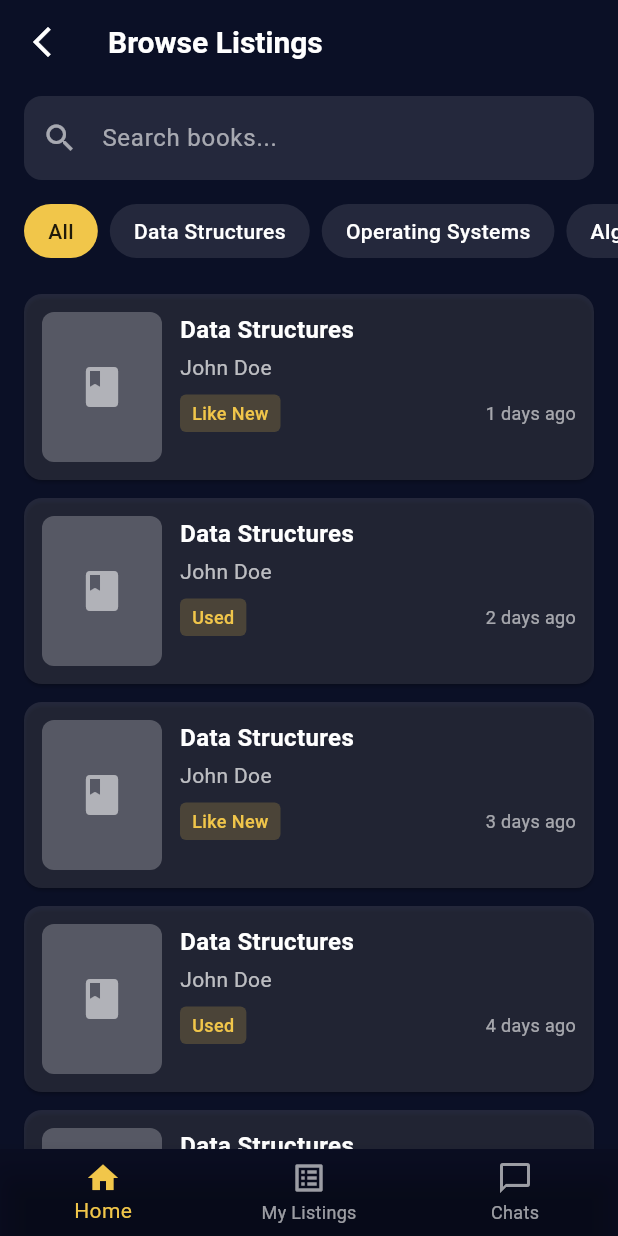
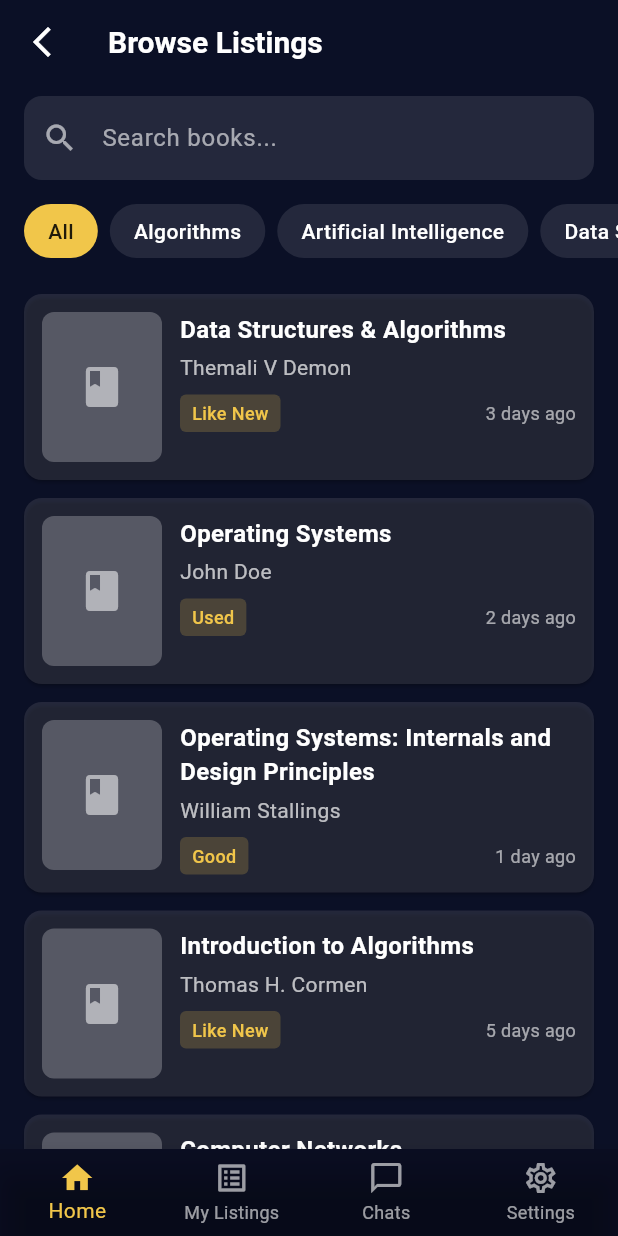
Before and after one commit to Nick-Lemy/book_swap, a Flutter app: the BrowseListingsPage screen opened by its route, on a phone screen of 412 x 824 dp. Run offline on Flutter 3.47's test engine with Material 3 defaults, Android fonts, the phone set to English and light mode, and no system bars.

Commit message:
refactor: add a book model  and put dummy books to fake a db

```diff
--- /dev/null
+++ b/lib/constants/dummy_data.dart
@@ -0,0 +1,147 @@
+import '../models/book.dart';
+
+final List<Book> dummyBooks = [
+  Book(
+    id: '1',
+    title: 'Data Structures & Algorithms',
+    author: 'Themali V Demon',
+    owner: 'John Smith',
+    ownerEmail: 'john.smith@university.edu',
+    category: 'Data Structures',
+    condition: 'Like New',
+    description:
+        'Comprehensive guide to data structures and algorithms. Barely used, no markings.',
+    datePosted: DateTime.now().subtract(const Duration(days: 3)),
+    isAvailable: true,
+  ),
+  Book(
+    id: '2',
+    title: 'Operating Systems',
+    author: 'John Doe',
+    owner: 'Sarah Johnson',
+    ownerEmail: 'sarah.johnson@university.edu',
+    category: 'Operating Systems',
+    condition: 'Used',
+    description:
+        'Classic textbook on operating systems. Some highlighting and notes.',
+    datePosted: DateTime.now().subtract(const Duration(days: 2)),
+    isAvailable: true,
+  ),
+  Book(
+    id: '3',
+    title: 'Operating Systems: Internals and Design Principles',
+    author: 'William Stallings',
+    owner: 'Michael Brown',
+    ownerEmail: 'michael.brown@university.edu',
+    category: 'Operating Systems',
+    condition: 'Good',
+    description:
+        'In-depth coverage of OS concepts. Good condition with minimal wear.',
+    datePosted: DateTime.now().subtract(const Duration(days: 1)),
+    isAvailable: true,
+  ),
+  Book(
+    id: '4',
+    title: 'Introduction to Algorithms',
+    author: 'Thomas H. Cormen',
+    owner: 'Emily Davis',
+    ownerEmail: 'emily.davis@university.edu',
+    category: 'Algorithms',
+    condition: 'Like New',
+    description:
+        'The definitive guide to algorithms. Purchased last semester, rarely opened.',
+    datePosted: DateTime.now().subtract(const Duration(days: 5)),
+    isAvailable: true,
+  ),
+  Book(
+    id: '5',
+    title: 'Computer Networks',
+    author: 'Andrew S. Tanenbaum',
+    owner: 'David Wilson',
+    ownerEmail: 'david.wilson@university.edu',
+    category: 'Networking',
+    condition: 'Used',
+    description:
+        'Great book on networking fundamentals. Has some notes in margins.',
+    datePosted: DateTime.now().subtract(const Duration(days: 7)),
+    isAvailable: true,
+  ),
+  Book(
+    id: '6',
+    title: 'Database System Concepts',
+    author: 'Abraham Silberschatz',
+    owner: 'Jessica Martinez',
+    ownerEmail: 'jessica.martinez@university.edu',
+    category: 'Databases',
+    condition: 'Good',
+    description: 'Comprehensive database textbook. Clean copy with no damage.',
+    datePosted: DateTime.now().subtract(const Duration(days: 4)),
+    isAvailable: true,
+  ),
+  Book(
+    id: '7',
+    title: 'Design Patterns: Elements of Reusable Object-Oriented Software',
+    author: 'Gang of Four',
+    owner: 'Robert Taylor',
+    ownerEmail: 'robert.taylor@university.edu',
+    category: 'Software Engineering',
+    condition: 'Used',
+    description:
+        'Classic design patterns book. Well-read but in decent condition.',
+    datePosted: DateTime.now().subtract(const Duration(days: 6)),
+    isAvailable: true,
+  ),
+  Book(
+    id: '8',
+    title: 'Clean Code',
+    author: 'Robert C. Martin',
+    owner: 'Amanda Lee',
+    ownerEmail: 'amanda.lee@university.edu',
+    category: 'Software Engineering',
+    condition: 'Like New',
+    description: 'Excellent condition. A must-read for software developers.',
+    datePosted: DateTime.now().subtract(const Duration(days: 8)),
+    isAvailable: true,
+  ),
+  Book(
+    id: '9',
+    title: 'Artificial Intelligence: A Modern Approach',
+    author: 'Stuart Russell',
+    owner: 'Christopher White',
+    ownerEmail: 'chris.white@university.edu',
+    category: 'Artificial Intelligence',
+    condition: 'Good',
+    description:
+        'Comprehensive AI textbook. Some wear on cover but pages are clean.',
+    datePosted: DateTime.now().subtract(const Duration(days: 10)),
+    isAvailable: true,
+  ),
+  Book(
+    id: '10',
+    title: 'The Pragmatic Programmer',
+    author: 'Andrew Hunt',
+    owner: 'Jennifer Garcia',
+    ownerEmail: 'jennifer.garcia@university.edu',
+    category: 'Software Engineering',
+    condition: 'Used',
+    description:
+        'Great book with practical programming advice. Has some highlights.',
+    datePosted: DateTime.now().subtract(const Duration(days: 9)),
+    isAvailable: true,
+  ),
+];
+
+// Get books by category
+List<Book> getBooksByCategory(String category) {
+  if (category == 'All') {
+    return dummyBooks;
+  }
+  return dummyBooks.where((book) => book.category == category).toList();
+}
+
+// Get all unique categories
+List<String> getAllCategories() {
+  final categories = dummyBooks.map((book) => book.category).toSet().toList();
+  categories.sort();
+  return ['All', ...categories];
+}
--- /dev/null
+++ b/lib/models/book.dart
@@ -0,0 +1,71 @@
+class Book {
+  final String id;
+  final String title;
+  final String author;
+  final String owner;
+  final String ownerEmail;
+  final String category;
+  final String condition;
+  final String? description;
+  final DateTime datePosted;
+  final String? imageUrl;
+  final bool isAvailable;
+
+  Book({
+    required this.id,
+    required this.title,
+    required this.author,
+    required this.owner,
+    required this.ownerEmail,
+    required this.category,
+    required this.condition,
+    this.description,
+    required this.datePosted,
+    this.imageUrl,
+    this.isAvailable = true,
+  });
+
+  String get timeAgo {
+    final now = DateTime.now();
+    final difference = now.difference(datePosted);
+
+    if (difference.inDays > 0) {
+      return '${difference.inDays} day${difference.inDays == 1 ? '' : 's'} ago';
+    } else if (difference.inHours > 0) {
+      return '${difference.inHours} hour${difference.inHours == 1 ? '' : 's'} ago';
+    } else if (difference.inMinutes > 0) {
+      return '${difference.inMinutes} minute${difference.inMinutes == 1 ? '' : 's'} ago';
+    } else {
+      return 'Just now';
+    }
+  }
+
+  // Create a copy of the book with updated fields
+  Book copyWith({
+    String? id,
+    String? title,
+    String? author,
+    String? owner,
+    String? ownerEmail,
+    String? category,
+    String? condition,
+    String? description,
+    DateTime? datePosted,
+    String? imageUrl,
+    bool? isAvailable,
+  }) {
+    return Book(
+      id: id ?? this.id,
+      title: title ?? this.title,
+      author: author ?? this.author,
+      owner: owner ?? this.owner,
+      ownerEmail: ownerEmail ?? this.ownerEmail,
+      category: category ?? this.category,
+      condition: condition ?? this.condition,
+      description: description ?? this.description,
+      datePosted: datePosted ?? this.datePosted,
+      imageUrl: imageUrl ?? this.imageUrl,
+      isAvailable: isAvailable ?? this.isAvailable,
+    );
+  }
+}
--- a/lib/screens/browse_listings_page.dart
+++ b/lib/screens/browse_listings_page.dart
@@ -1,12 +1,49 @@
 import 'package:book_swap/widgets/book_listing_card.dart';
 import 'package:flutter/material.dart';
 import '../widgets/search_text_field.dart';
+import '../constants/dummy_data.dart';
+import '../models/book.dart';
 
-class BrowseListingsPage extends StatelessWidget {
+class BrowseListingsPage extends StatefulWidget {
   const BrowseListingsPage({super.key});
 
+  @override
+  State<BrowseListingsPage> createState() => _BrowseListingsPageState();
+}
+
+class _BrowseListingsPageState extends State<BrowseListingsPage> {
   static const Color _bg = Color(0xFF0B1026);
   static const Color _accent = Color(0xFFF1C64A);
+
+  String selectedCategory = 'All';
+  List<Book> filteredBooks = dummyBooks;
+  String searchQuery = '';
+
+  void _filterBooks() {
+    setState(() {
+      filteredBooks = getBooksByCategory(selectedCategory);
+      if (searchQuery.isNotEmpty) {
+        filteredBooks = filteredBooks.where((book) {
+          return book.title.toLowerCase().contains(searchQuery.toLowerCase()) ||
+              book.author.toLowerCase().contains(searchQuery.toLowerCase());
+        }).toList();
+      }
+    });
+  }
+
+  void _onCategorySelected(String category) {
+    setState(() {
+      selectedCategory = category;
+      _filterBooks();
+    });
+  }
+
+  void _onSearchChanged(String query) {
+    setState(() {
+      searchQuery = query;
+      _filterBooks();
+    });
+  }
 
   @override
   Widget build(BuildContext context) {
@@ -35,9 +72,7 @@ class BrowseListingsPage extends StatelessWidget {
             padding: const EdgeInsets.symmetric(horizontal: 16, vertical: 8),
             child: SearchTextField(
               hintText: 'Search books...',
-              onChanged: (value) {
-                // TODO: Implement search
-              },
+              onChanged: _onSearchChanged,
             ),
           ),
           // Categories
@@ -45,25 +80,36 @@ class BrowseListingsPage extends StatelessWidget {
             scrollDirection: Axis.horizontal,
             padding: const EdgeInsets.symmetric(horizontal: 16, vertical: 8),
             child: Row(
-              children: [
-                _CategoryChip(label: 'All', isSelected: true, onTap: () {}),
-                _CategoryChip(label: 'Data Structures', onTap: () {}),
-                _CategoryChip(label: 'Operating Systems', onTap: () {}),
-                _CategoryChip(label: 'Algorithms', onTap: () {}),
-              ],
+              children: getAllCategories()
+                  .map(
+                    (category) => _CategoryChip(
+                      label: category,
+                      isSelected: selectedCategory == category,
+                      onTap: () => _onCategorySelected(category),
+                    ),
+                  )
+                  .toList(),
             ),
           ),
           // Listings
           Expanded(
-            child: ListView.builder(
+            child: filteredBooks.isEmpty
+                ? const Center(
+                    child: Text(
+                      'No books found',
+                      style: TextStyle(color: Colors.white70, fontSize: 16),
+                    ),
+                  )
+                : ListView.builder(
                     padding: const EdgeInsets.all(16),
-              itemCount: 10, // Replace with actual data length
+                    itemCount: filteredBooks.length,
                     itemBuilder: (context, index) {
+                      final book = filteredBooks[index];
                       return BookListingCard(
-                  title: 'Data Structures',
-                  author: 'John Doe',
-                  status: index % 2 == 0 ? 'Like New' : 'Used',
-                  timePosted: '${index + 1} days ago',
+                        title: book.title,
+                        author: book.author,
+                        status: book.condition,
+                        timePosted: book.timeAgo,
                         onTap: () {
                           // TODO: Navigate to listing details
                         },
@@ -93,6 +139,11 @@ class BrowseListingsPage extends StatelessWidget {
             icon: Icon(Icons.chat_bubble_outline),
             activeIcon: Icon(Icons.chat_bubble),
             label: 'Chats',
+          ),
+          BottomNavigationBarItem(
+            icon: Icon(Icons.settings_outlined),
+            activeIcon: Icon(Icons.settings),
+            label: 'Settings',
           ),
         ],
       ),
```
Lines whose indentation alone changed are shown as unchanged.
